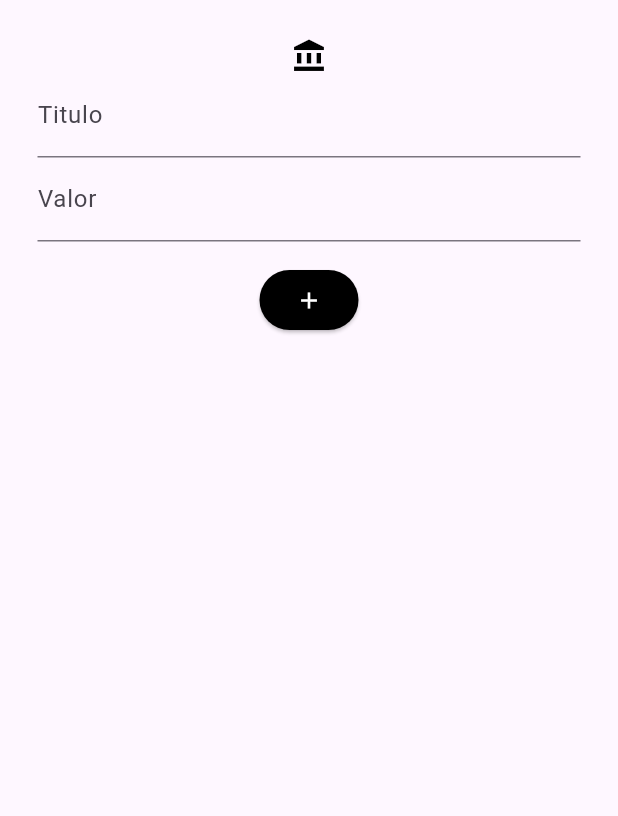
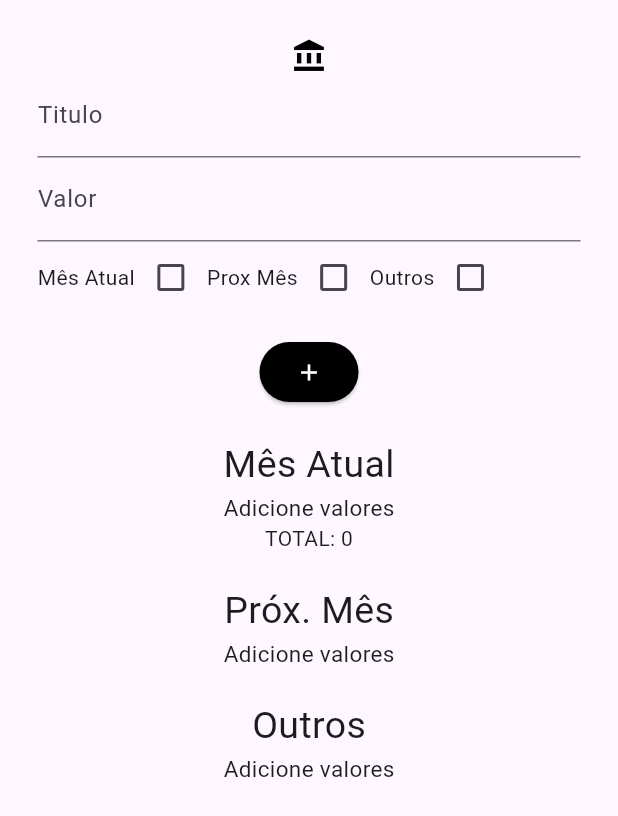
Before and after one commit to rafaelcastrobr/gastos_gerais_app_flutter, a Flutter app: the screen it shows after launch, on a phone screen of 412 x 824 dp. Shown: the top 816 px of the screen. Run offline on Flutter 3.47's test engine with Material 3 defaults, Android fonts, the phone set to English and light mode, and no system bars; our stand-ins replace bloc, equatable, flutter_bloc, hydrated_bloc, shared_preferences; missing offline and left inert: flutter_guid.

Commit message:
feat: uso de localstorage create list

```diff
--- /dev/null
+++ b/devtools_options.yaml
@@ -0,0 +1,3 @@
+description: This file stores settings for Dart & Flutter DevTools.
+documentation: https://docs.flutter.dev/tools/devtools/extensions#configure-extension-enablement-states
+extensions:
--- a/lib/models/listas_model.dart
+++ b/lib/models/listas_model.dart
@@ -8,7 +8,7 @@ import 'package:json_annotation/json_annotation.dart';
 
 @JsonSerializable()
 class ListasModel extends Equatable {
-  final String id;
+  String id;
   String titulo;
   int valor;
   int iconEnum;
@@ -24,7 +24,7 @@ class ListasModel extends Equatable {
     int? valor,
     int? iconEnum,
   }) {
-    return ListasModel(id: id?? this.id, titulo: titulo ?? this.titulo, valor: valor ?? this.valor, iconEnum: iconEnum ?? this.iconEnum);
+    return ListasModel(id: id ?? this.id, titulo: titulo ?? this.titulo, valor: valor ?? this.valor, iconEnum: iconEnum ?? this.iconEnum);
   }
 
   Map<String, dynamic> toMap() {
--- a/lib/screens/Home.dart
+++ b/lib/screens/Home.dart
@@ -1,8 +1,15 @@
+import 'dart:convert';
+
 import 'package:flutter/material.dart';
 import 'package:flutter_bloc/flutter_bloc.dart';
 import 'package:flutter_guid/flutter_guid.dart';
 import 'package:gastos_gerais_app_flutter/bloc/create_list_cubit/create_list_cubit.dart';
+import 'package:gastos_gerais_app_flutter/models/listas_model.dart';
+import 'package:gastos_gerais_app_flutter/screens/widgets/MesAtualWidgets.dart';
+import 'package:gastos_gerais_app_flutter/screens/widgets/OutrosWidgets.dart';
+import 'package:gastos_gerais_app_flutter/screens/widgets/ProxMesWidgets.dart';
 import 'package:gastos_gerais_app_flutter/widgets/TextInputWidget.dart';
+import 'package:shared_preferences/shared_preferences.dart';
 
 class Home extends StatefulWidget {
   const Home({super.key});
@@ -14,17 +21,75 @@ class Home extends StatefulWidget {
 class _HomeState extends State<Home> {
   final TextEditingController _controllerTitulo = TextEditingController();
   final TextEditingController _controllerValor = TextEditingController();
+  late final CreateListCubit createListCubit;
+
+  bool mesAtualCheck = false;
+  bool proxMesCheck = false;
+  bool outrosCheck = false;
 
   @override
   void initState() {
     // TODO: implement initState
+
+    createListCubit = context.read<CreateListCubit>();
+
+    listShared();
+
     super.initState();
+  }
+
+  listShared() async {
+    final SharedPreferences prefs = await SharedPreferences.getInstance();
+
+
+var listConvertMesAtual = prefs.getString('mesAtual') ?? '[]';
+var listConvertProxMes = prefs.getString('proxMes') ?? '[]';
+var listConvertOutros = prefs.getString('outros') ?? '[]';
+
+List<ListasModel> mesAtualConvert = [];
+List<ListasModel> proxMesConvert = [];
+List<ListasModel> outrosConvert = [];
+
+if (listConvertMesAtual.isNotEmpty) {
+  var decodedListMesAtual = jsonDecode(listConvertMesAtual);
+  mesAtualConvert = decodedListMesAtual.map<ListasModel>((item) => ListasModel.fromJson(item)).toList();
+}
+
+if (listConvertProxMes.isNotEmpty) {
+  var decodedListProxMes = jsonDecode(listConvertProxMes);
+  proxMesConvert = decodedListProxMes.map<ListasModel>((item) => ListasModel.fromJson(item)).toList();
+}
+
+if (listConvertOutros.isNotEmpty) {
+  var decodedListOutros = jsonDecode(listConvertOutros);
+  outrosConvert = decodedListOutros.map<ListasModel>((item) => ListasModel.fromJson(item)).toList();
+}
+
+
+
+
+
+
+
+
+    // var listConvertMesAtual = prefs.getString('mesAtual') ?? '';
+    // var listConvertProxMes = prefs.getString('proxMes') ?? '';
+    // var listConvertOutros = prefs.getString('outros') ?? '';
+
+    // var decodedListMesAtual = jsonDecode(listConvertMesAtual);
+    // var decodedListProxMes = jsonDecode(listConvertProxMes);
+    // var decodedListOutros = jsonDecode(listConvertOutros);
+
+
+    // List<ListasModel> mesAtualConvert = decodedListMesAtual.map<ListasModel>((item) => ListasModel.fromJson(item)).toList();
+    // List<ListasModel> proxMesConvert = decodedListProxMes.map<ListasModel>((item) => ListasModel.fromJson(item)).toList();
+    // List<ListasModel> outrosConvert = decodedListOutros.map<ListasModel>((item) => ListasModel.fromJson(item)).toList();
+
+    createListCubit.initMesAtual(mesAtualConvert, proxMesConvert, outrosConvert);
   }
 
   @override
   Widget build(BuildContext context) {
-        final createListCubit = context.read<CreateListCubit>();
-
     return SafeArea(
       child: GestureDetector(
         onTap: () => FocusScope.of(context).requestFocus(FocusNode()),
@@ -38,6 +103,41 @@ class _HomeState extends State<Home> {
                   const Icon(Icons.account_balance, color: Colors.black),
                   TextInputWidget(controller: _controllerTitulo, titulo: "Titulo", typeInput: TextInputType.text),
                   TextInputWidget(controller: _controllerValor, titulo: "Valor", typeInput: TextInputType.number),
+                  Row(children: [
+                    const Text('Mês Atual'),
+                    Checkbox(
+                      value: mesAtualCheck,
+                      onChanged: (value) {
+                        setState(() {
+                          mesAtualCheck = !mesAtualCheck;
+                          proxMesCheck = false;
+                          outrosCheck = false;
+                        });
+                      },
+                    ),
+                    const Text('Prox Mês'),
+                    Checkbox(
+                      value: proxMesCheck,
+                      onChanged: (value) {
+                        setState(() {
+                          proxMesCheck = !proxMesCheck;
+                          mesAtualCheck = false;
+                          outrosCheck = false;
+                        });
+                      },
+                    ),
+                    const Text('Outros'),
+                    Checkbox(
+                      value: outrosCheck,
+                      onChanged: (value) {
+                        setState(() {
+                          outrosCheck = !outrosCheck;
+                          proxMesCheck = false;
+                          mesAtualCheck = false;
+                        });
+                      },
+                    ),
+                  ]),
                   Padding(
                     padding: const EdgeInsets.fromLTRB(0, 15, 0, 0),
                     child: ElevatedButton(
@@ -49,31 +149,12 @@ class _HomeState extends State<Home> {
                       child: const Icon(Icons.add),
                     ),
                   ),
-                  BlocBuilder<CreateListCubit, CreateListState>(
-                    bloc: createListCubit,
-                    builder: (context, state) {
-                      final listaMesAtual = state.mesAtual ?? [];
-
-                      return ListView.builder(
-                        shrinkWrap: true,
-                        itemCount: listaMesAtual.length,
-                        itemBuilder: (context, index) {
-                          return Row(
-                            children: [
-                              Text(listaMesAtual[index].titulo),
-                              const SizedBox(width: 10),
-                              Text('${listaMesAtual[index].valor}'),
-                              IconButton(onPressed: (){
-                              createListCubit.deleteTaskMesAtual(listaMesAtual[index].id);
-
-
-                              }, icon:const Icon(Icons.delete, color: Colors.red))
-                            ],
-                          );
-                        },
-                      );
-                    },
-                  )
+                  const SizedBox(height: 20),
+                  const MesAtualWidgets(),
+                  const SizedBox(height: 20),
+                  const ProxMesWidget(),
+                  const SizedBox(height: 20),
+                  const OutrosWidgets()
                 ],
               ),
             ),
--- /dev/null
+++ b/lib/screens/widgets/MesAtualWidgets.dart
@@ -0,0 +1,50 @@
+import 'package:flutter/material.dart';
+import 'package:flutter_bloc/flutter_bloc.dart';
+import 'package:gastos_gerais_app_flutter/bloc/create_list_cubit/create_list_cubit.dart';
+
+class MesAtualWidgets extends StatefulWidget {
+  const MesAtualWidgets({super.key});
+
+  @override
+  State<MesAtualWidgets> createState() => _MesAtualWidgetsState();
+}
+
+class _MesAtualWidgetsState extends State<MesAtualWidgets> {
+  @override
+  Widget build(BuildContext context) {
+    var createListCubit = context.read<CreateListCubit>();
+
+    return BlocBuilder<CreateListCubit, CreateListState>(
+      bloc: createListCubit,
+      builder: (context, state) {
+        final listaMesAtual = state.mesAtual ?? [];
+
+        return Column(
+          children: [
+            const Text('Mês Atual', style: TextStyle(fontSize: 25)),
+            if (listaMesAtual.isEmpty) const Text('Adicione valores', style: TextStyle(fontSize: 15)),
+            ListView.builder(
+              shrinkWrap: true,
+              itemCount: listaMesAtual.length,
+              itemBuilder: (context, index) {
+                return Row(
+                  children: [
+                    Text(listaMesAtual[index].titulo),
+                    const SizedBox(width: 10),
+                    Text('${listaMesAtual[index].valor}'),
+                    IconButton(
+                        onPressed: () {
+                          createListCubit.deleteTaskMesAtual(listaMesAtual[index].id);
+                        },
+                        icon: const Icon(Icons.delete, color: Colors.red))
+                  ],
+                );
+              },
+            ),
+            Text('TOTAL: ${listaMesAtual.fold(0, (previousValue, element) => previousValue + element.valor)}')
+          ],
+        );
+      },
+    );
+  }
+}
--- /dev/null
+++ b/lib/screens/widgets/OutrosWidgets.dart
@@ -0,0 +1,49 @@
+import 'package:flutter/material.dart';
+import 'package:flutter_bloc/flutter_bloc.dart';
+import 'package:gastos_gerais_app_flutter/bloc/create_list_cubit/create_list_cubit.dart';
+
+class OutrosWidgets extends StatefulWidget {
+  const OutrosWidgets({super.key});
+
+  @override
+  State<OutrosWidgets> createState() => _OutrosWidgetsState();
+}
+
+class _OutrosWidgetsState extends State<OutrosWidgets> {
+  @override
+  Widget build(BuildContext context) {
+    var createListCubit = context.read<CreateListCubit>();
+
+    return BlocBuilder<CreateListCubit, CreateListState>(
+      bloc: createListCubit,
+      builder: (context, state) {
+        final listaOutros = state.outros ?? [];
+
+        return Column(
+          children: [
+            const Text('Outros', style: TextStyle(fontSize: 25)),
+            if (listaOutros.isEmpty) const Text('Adicione valores', style: TextStyle(fontSize: 15)),
+            ListView.builder(
+              shrinkWrap: true,
+              itemCount: listaOutros.length,
+              itemBuilder: (context, index) {
+                return Row(
+                  children: [
+                    Text(listaOutros[index].titulo),
+                    const SizedBox(width: 10),
+                    Text('${listaOutros[index].valor}'),
+                    IconButton(
+                        onPressed: () {
+                          createListCubit.deleteTaskProxAtual(listaOutros[index].id);
+                        },
+                        icon: const Icon(Icons.delete, color: Colors.red))
+                  ],
+                );
+              },
+            ),
+          ],
+        );
+      },
+    );
+  }
+}
--- /dev/null
+++ b/lib/screens/widgets/ProxMesWidgets.dart
@@ -0,0 +1,49 @@
+import 'package:flutter/material.dart';
+import 'package:flutter_bloc/flutter_bloc.dart';
+import 'package:gastos_gerais_app_flutter/bloc/create_list_cubit/create_list_cubit.dart';
+
+class ProxMesWidget extends StatefulWidget {
+  const ProxMesWidget({super.key});
+
+  @override
+  State<ProxMesWidget> createState() => _ProxMesWidgetState();
+}
+
+class _ProxMesWidgetState extends State<ProxMesWidget> {
+  @override
+  Widget build(BuildContext context) {
+    var createListCubit = context.read<CreateListCubit>();
+
+    return BlocBuilder<CreateListCubit, CreateListState>(
+      bloc: createListCubit,
+      builder: (context, state) {
+        final listaProxMes = state.proxMes ?? [];
+
+        return Column(
+          children: [
+            const Text('Próx. Mês', style: TextStyle(fontSize: 25)),
+            if (listaProxMes.isEmpty) const Text('Adicione valores', style: TextStyle(fontSize: 15)),
+            ListView.builder(
+              shrinkWrap: true,
+              itemCount: listaProxMes.length,
+              itemBuilder: (context, index) {
+                return Row(
+                  children: [
+                    Text(listaProxMes[index].titulo),
+                    const SizedBox(width: 10),
+                    Text('${listaProxMes[index].valor}'),
+                    IconButton(
+                        onPressed: () {
+                          createListCubit.deleteTaskProxAtual(listaProxMes[index].id);
+                        },
+                        icon: const Icon(Icons.delete, color: Colors.red))
+                  ],
+                );
+              },
+            ),
+          ],
+        );
+      },
+    );
+  }
+}
--- a/pubspec.yaml
+++ b/pubspec.yaml
@@ -41,6 +41,7 @@ dependencies:
   json_annotation: ^4.9.0
   flutter_guid: ^0.3.1
   path_provider: ^2.1.4
+  shared_preferences: ^2.3.2
 
 
 dev_dependencies:
```
Also changed, not shown: lib/bloc/create_list_cubit/create_list_cubit.dart (+25 -7 lines), lib/bloc/create_list_cubit/create_list_state.dart (+8 -8 lines), lib/main.dart (+1 -8 lines), pubspec.lock.
